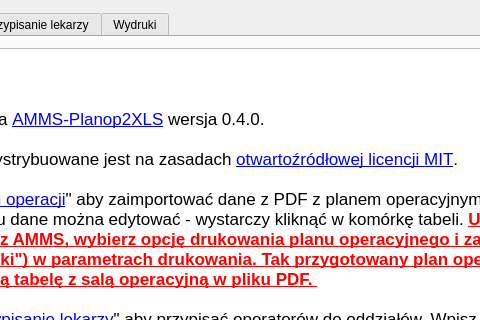
This is amms_planop2xls/mainwindow.ui in mpasternak/amms-planop2xls as Qt 5 draws it before an edit; both pictures show x 249 to 729 and y 0 to 320 of the 914 by 676 pixel window. The edited form follows.
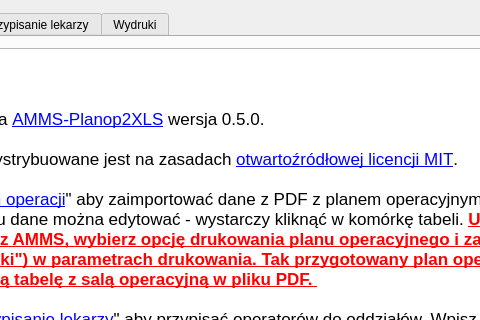
This is the edited form. Icons and pictures are not drawn.

```diff
--- a/amms_planop2xls/mainwindow.ui
+++ b/amms_planop2xls/mainwindow.ui
@@ -40,7 +40,7 @@
 &lt;/style&gt;&lt;/head&gt;&lt;body style=&quot; font-family:'.SF NS Text'; font-size:13pt; font-weight:400; font-style:normal;&quot;&gt;
 &lt;p style=&quot; margin-top:0px; margin-bottom:0px; margin-left:0px; margin-right:0px; -qt-block-indent:0; text-indent:0px;&quot;&gt;&lt;span style=&quot; font-size:18pt; font-weight:600;&quot;&gt;Instrukcja obsługi&lt;/span&gt;&lt;/p&gt;
 &lt;p style=&quot;-qt-paragraph-type:empty; margin-top:0px; margin-bottom:0px; margin-left:0px; margin-right:0px; -qt-block-indent:0; text-indent:0px; font-size:18pt; font-weight:600;&quot;&gt;&lt;br /&gt;&lt;/p&gt;
-&lt;p style=&quot; margin-top:0px; margin-bottom:0px; margin-left:0px; margin-right:0px; -qt-block-indent:0; text-indent:0px;&quot;&gt;Korzystasz z oprogramowania &lt;a href=&quot;https://github.com/mpasternak/amms-planop2xls&quot;&gt;&lt;span style=&quot; text-decoration: underline; color:#0000ff;&quot;&gt;AMMS-Planop2XLS&lt;/span&gt;&lt;/a&gt; wersja 0.4.0. &lt;/p&gt;
+&lt;p style=&quot; margin-top:0px; margin-bottom:0px; margin-left:0px; margin-right:0px; -qt-block-indent:0; text-indent:0px;&quot;&gt;Korzystasz z oprogramowania &lt;a href=&quot;https://github.com/mpasternak/amms-planop2xls&quot;&gt;&lt;span style=&quot; text-decoration: underline; color:#0000ff;&quot;&gt;AMMS-Planop2XLS&lt;/span&gt;&lt;/a&gt; wersja 0.5.0. &lt;/p&gt;
 &lt;p style=&quot;-qt-paragraph-type:empty; margin-top:0px; margin-bottom:0px; margin-left:0px; margin-right:0px; -qt-block-indent:0; text-indent:0px;&quot;&gt;&lt;br /&gt;&lt;/p&gt;
 &lt;p style=&quot; margin-top:0px; margin-bottom:0px; margin-left:0px; margin-right:0px; -qt-block-indent:0; text-indent:0px;&quot;&gt;Niniejsze oprogramowanie dystrybuowane jest na zasadach &lt;a href=&quot;https://pl.wikipedia.org/wiki/Licencja_MIT&quot;&gt;&lt;span style=&quot; text-decoration: underline; color:#0000ff;&quot;&gt;otwartoźródłowej licencji MIT&lt;/span&gt;&lt;/a&gt;. &lt;/p&gt;
 &lt;p style=&quot;-qt-paragraph-type:empty; margin-top:0px; margin-bottom:0px; margin-left:0px; margin-right:0px; -qt-block-indent:0; text-indent:0px;&quot;&gt;&lt;br /&gt;&lt;/p&gt;
```
